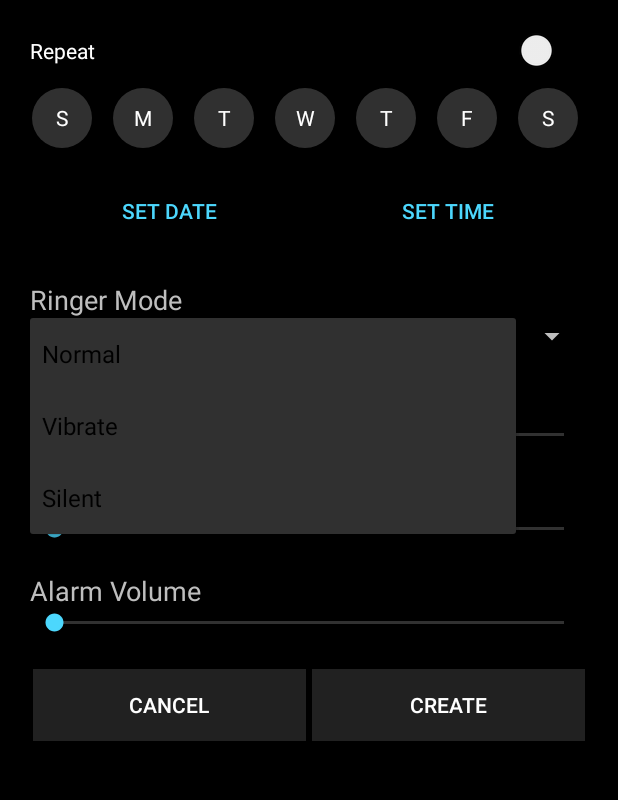
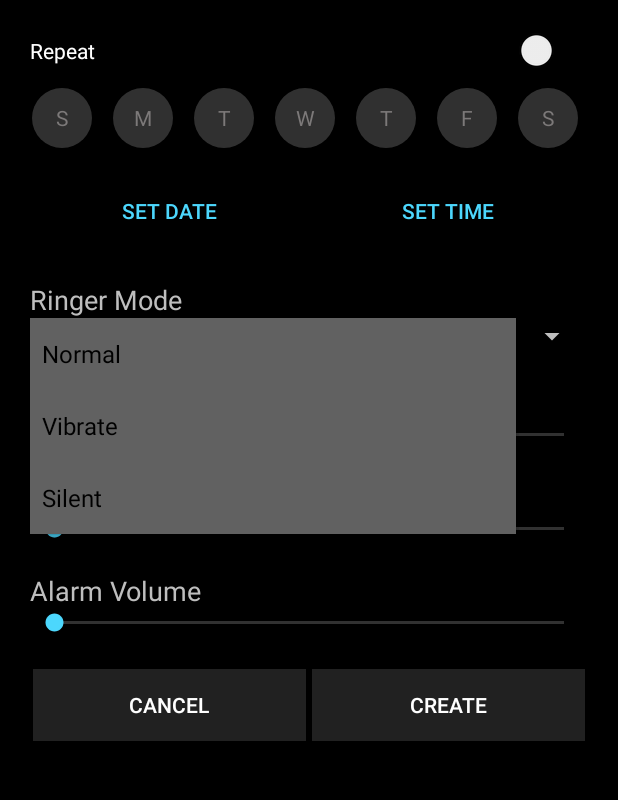
Before and after one commit to SivagurunathanV/AutoSound, an Android app: the AddTriggerActivity screen opened directly, with no data from a screen before it, after a tap on "Normal", on a phone screen of 412 x 824 dp, the part 84-884 px from its top. Run offline under Robolectric (Android 15) with nearby library versions, the phone set to English and light mode, and no system bars; libraries missing offline, so code that uses them is left out: com.codetroopers.betterpickers; 4 statements that could not run were skipped.

Commit message:
Styling changes

```diff
--- /dev/null
+++ b/app/src/main/res/color/checkbox_color_selector.xml
@@ -0,0 +1,5 @@
+<?xml version="1.0" encoding="utf-8"?>
+<selector xmlns:android="http://schemas.android.com/apk/res/android">
+    <item android:state_enabled="true" android:color="@color/colorTextPrimary" />
+    <item android:color="@color/colorTextDisabled" />
+</selector>
--- a/app/src/main/res/layout/content_add_trigger.xml
+++ b/app/src/main/res/layout/content_add_trigger.xml
@@ -49,7 +49,8 @@
                 android:background="@drawable/days_checkbox_bg"
                 android:button="@null"
                 android:gravity="center"
-                android:textColor="@color/colorTextPrimary"
+                android:enabled="false"
+                android:textColor="@color/checkbox_color_selector"
                 android:text="@string/sunday_checkbox_str" />
 
             <CheckBox
@@ -58,7 +59,8 @@
                 android:background="@drawable/days_checkbox_bg"
                 android:button="@null"
                 android:gravity="center"
-                android:textColor="@color/colorTextPrimary"
+                android:enabled="false"
+                android:textColor="@color/checkbox_color_selector"
                 android:text="@string/monday_checkbox_str" />
 
             <CheckBox
@@ -67,7 +69,8 @@
                 android:background="@drawable/days_checkbox_bg"
                 android:gravity="center"
                 android:button="@null"
-                android:textColor="@color/colorTextPrimary"
+                android:enabled="false"
+                android:textColor="@color/checkbox_color_selector"
                 android:text="@string/tuesday_checkbox_str" />
 
             <CheckBox
@@ -76,7 +79,8 @@
                 android:background="@drawable/days_checkbox_bg"
                 android:gravity="center"
                 android:button="@null"
-                android:textColor="@color/colorTextPrimary"
+                android:enabled="false"
+                android:textColor="@color/checkbox_color_selector"
                 android:text="@string/wednesday_checkbox_str" />
 
             <CheckBox
@@ -85,7 +89,8 @@
                 android:background="@drawable/days_checkbox_bg"
                 android:gravity="center"
                 android:button="@null"
-                android:textColor="@color/colorTextPrimary"
+                android:enabled="false"
+                android:textColor="@color/checkbox_color_selector"
                 android:text="@string/thursday_checkbox_str" />
 
             <CheckBox
@@ -94,7 +99,8 @@
                 android:background="@drawable/days_checkbox_bg"
                 android:gravity="center"
                 android:button="@null"
-                android:textColor="@color/colorTextPrimary"
+                android:enabled="false"
+                android:textColor="@color/checkbox_color_selector"
                 android:text="@string/friday_checkbox_str" />
 
             <CheckBox
@@ -103,7 +109,8 @@
                 android:background="@drawable/days_checkbox_bg"
                 android:gravity="center"
                 android:button="@null"
-                android:textColor="@color/colorTextPrimary"
+                android:enabled="false"
+                android:textColor="@color/checkbox_color_selector"
                 android:text="@string/saturday_checkbox_str" />
 
         </com.betadevels.autosound.layouts.AutoSpaceFlowLayout>
@@ -152,6 +159,7 @@
                 android:layout_height="wrap_content"
                 android:id="@+id/ringer_mode_spnr"
                 android:entries="@array/ringer_modes"
+                android:popupBackground="@color/colorPrimaryLight"
                 android:hint="@string/ringer_mode_spnr_hint"/>
 
         </LinearLayout>
--- a/app/src/main/res/values/colors.xml
+++ b/app/src/main/res/values/colors.xml
@@ -1,6 +1,7 @@
 <?xml version="1.0" encoding="utf-8"?>
 <resources>
     <color name="colorPrimary">#303030</color>
+    <color name="colorPrimaryLight">#616161</color>
     <color name="colorPrimaryDark">#212121</color>
     <color name="colorAccent">#4CD7FD</color>
     <color name="colorDarkAccent">#1d6073</color>
@@ -9,4 +10,5 @@
     <color name="colorBackground">#303030</color>
     <color name="colorTextPrimary">#FFFFFF</color>
     <color name="colorTextSecondary">#bebebe</color>
+    <color name="colorTextDisabled">#7c7979</color>
 </resources>
```
